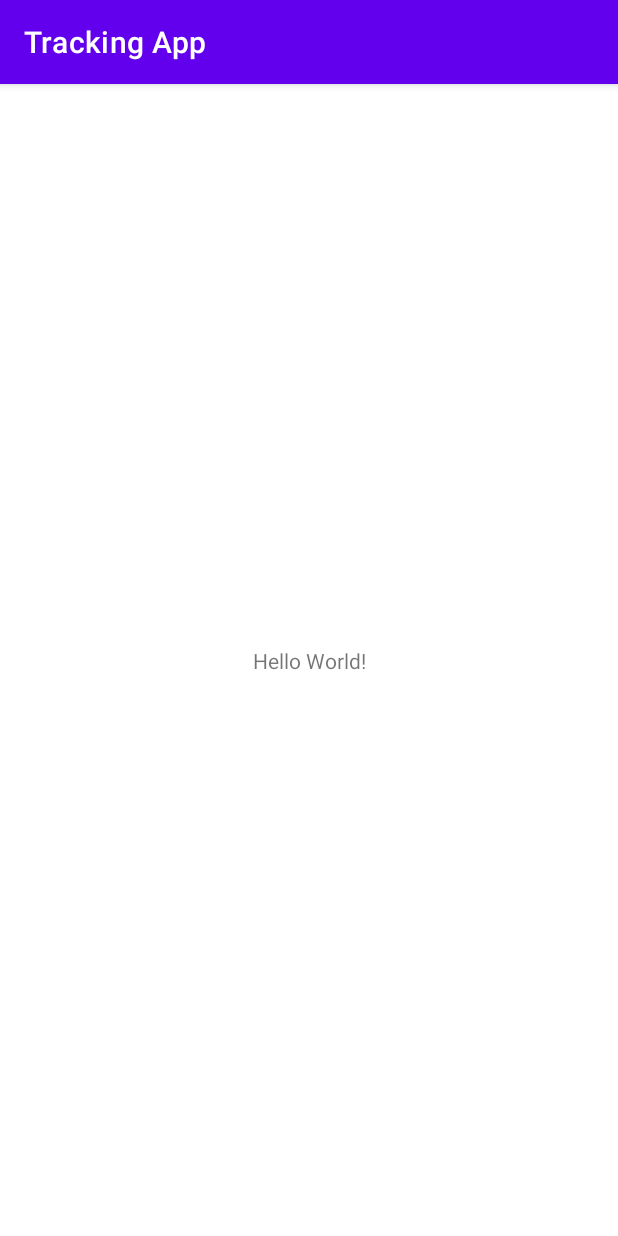
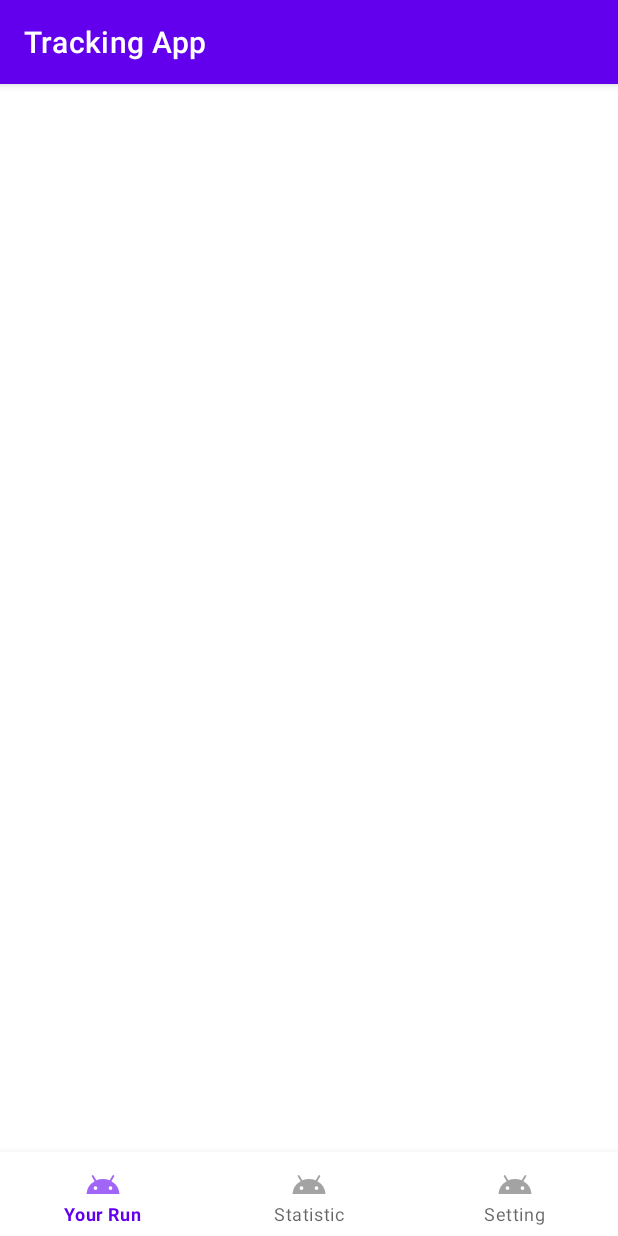
Before and after one commit to SadamHussainJamali/tracking_app, an Android app: the screen it shows after launch (MainActivity), on a phone screen of 412 x 824 dp. Run offline under Robolectric (Android 15) with nearby library versions, the phone set to English and light mode, and no system bars; our stand-ins replace Dagger/Hilt's generated code.

```diff
--- a/app/src/main/res/layout/activity_main.xml
+++ b/app/src/main/res/layout/activity_main.xml
@@ -6,13 +6,17 @@
     android:layout_height="match_parent"
     tools:context=".views.mainActivity.MainActivity">
 
-    <TextView
-        android:layout_width="wrap_content"
+
+
+    <com.google.android.material.bottomnavigation.BottomNavigationView
+        android:layout_width="0dp"
         android:layout_height="wrap_content"
-        android:text="Hello World!"
+        tools:layout_editor_absoluteX="1dp"
+        tools:layout_editor_absoluteY="376dp"
         app:layout_constraintBottom_toBottomOf="parent"
+        app:layout_constraintStart_toStartOf="parent"
         app:layout_constraintEnd_toEndOf="parent"
-        app:layout_constraintStart_toStartOf="parent"
-        app:layout_constraintTop_toTopOf="parent" />
+        app:menu="@menu/bottom_navigation_menu"
+        />
 
 </androidx.constraintlayout.widget.ConstraintLayout>
--- a/app/src/main/res/menu/bottom_navigation_menu.xml
+++ b/app/src/main/res/menu/bottom_navigation_menu.xml
@@ -1,9 +1,5 @@
 <?xml version="1.0" encoding="utf-8"?>
-<menu xmlns:android="http://schemas.android.com/apk/res/android"
-
-    >
-
-
+<menu xmlns:android="http://schemas.android.com/apk/res/android">
     <item android:id="@+id/runFragment"
         android:title="Your Run"
         android:icon="@drawable/ic_run"
```
